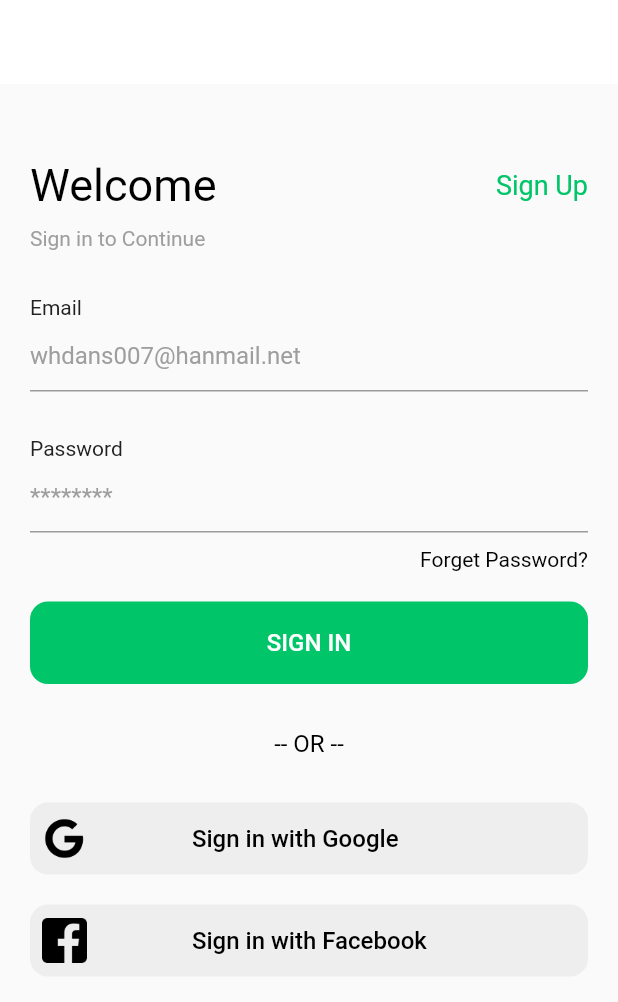
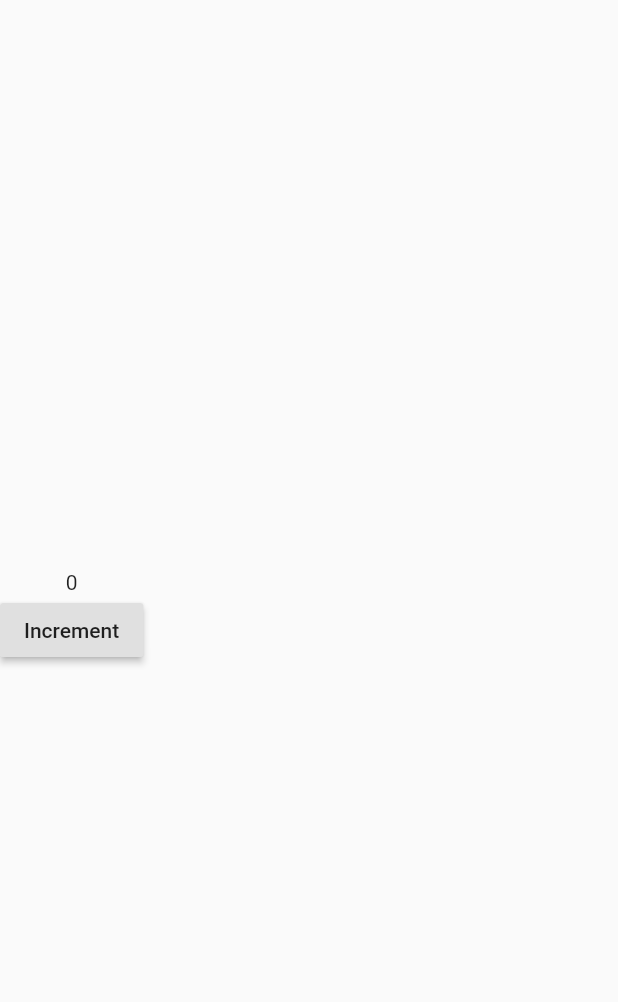
Before and after one commit to whdans007/mangomarket, a Flutter app: the screen it shows after launch, after a tap on "SIGN IN", on a phone screen of 412 x 824 dp. Shown: the top 1002 px of the screen. Run offline on Flutter 3.47's test engine with Material 2 defaults, Android fonts, the phone set to English and light mode, and no system bars; our stand-ins replace get.

Commit message:
인버트 라우팅

```diff
--- /dev/null
+++ b/lib/core/view_model/auth_view_mode.dart
@@ -0,0 +1,28 @@
+import 'package:get/get_state_manager/get_state_manager.dart';
+
+class AuthViewModel extends GetxController {
+  int counter = 0;
+
+  @override
+  void onInit() {
+    // TODO: implement onInit
+    super.onInit();
+  }
+
+  @override
+  void onReady() {
+    // TODO: implement onReady
+    super.onReady();
+  }
+
+  @override
+  void onClose() {
+    // TODO: implement onClose
+    super.onClose();
+  }
+
+  void increment() {
+    counter++;
+    update();
+  }
+}
--- a/lib/main.dart
+++ b/lib/main.dart
@@ -1,4 +1,5 @@
 import 'package:flutter/material.dart';
+import 'package:get/get.dart';
 
 import 'view/auth/login_screen.dart';
 
@@ -9,7 +10,7 @@ void main() {
 class MyApp extends StatelessWidget {
   @override
   Widget build(BuildContext context) {
-    return MaterialApp(
+    return GetMaterialApp(
       home: Scaffold(
         body: LoginScreen(),
       ),
--- a/lib/view/auth/login_screen.dart
+++ b/lib/view/auth/login_screen.dart
@@ -1,4 +1,6 @@
 import 'package:flutter/material.dart';
+import 'package:get/get.dart';
+import 'package:mangomarket/view/auth/second_sereen.dart';
 import 'package:mangomarket/view/widgets/custom_button.dart';
 import 'package:mangomarket/view/widgets/custom_button_social.dart';
 import 'package:mangomarket/view/widgets/custom_text.dart';
@@ -10,10 +12,10 @@ class LoginScreen extends StatelessWidget {
   @override
   Widget build(BuildContext context) {
     return Scaffold(
-      appBar: AppBar(
-        elevation: 0.0,
-        backgroundColor: Colors.white,
-      ),
+      // appBar: AppBar(
+      //   elevation: 0.0,
+      //   backgroundColor: Colors.white,
+      // ),
       body: Padding(
         padding: const EdgeInsets.only(
           top: 50,
@@ -65,7 +67,9 @@ class LoginScreen extends StatelessWidget {
             SizedBox(height: 20),
             CustomButton(
               text: 'SIGN IN',
-              onPressed: () {},
+              onPressed: () {
+                Get.to(SecondScreen());
+              },
             ),
             SizedBox(height: 30),
             CustomText(
--- /dev/null
+++ b/lib/view/auth/second_sereen.dart
@@ -0,0 +1,28 @@
+import 'package:flutter/material.dart';
+import 'package:get/get_state_manager/get_state_manager.dart';
+import 'package:mangomarket/core/view_model/auth_view_mode.dart';
+
+class SecondScreen extends StatelessWidget {
+  @override
+  Widget build(BuildContext context) {
+    return Scaffold(
+      body: Column(
+        mainAxisAlignment: MainAxisAlignment.center,
+        children: [
+          GetBuilder<AuthViewModel>(
+            init: AuthViewModel(),
+            builder: (value) => Text('${value.counter}'),
+          ),
+          GetBuilder<AuthViewModel>(
+            builder: (value) => RaisedButton(
+              child: Text('Increment'),
+              onPressed: () {
+                value.increment();
+              },
+            ),
+          )
+        ],
+      ),
+    );
+  }
+}
--- a/pubspec.yaml
+++ b/pubspec.yaml
@@ -21,12 +21,8 @@ dev_dependencies:
 
 flutter:
 
-  # The following line ensures that the Material Icons font is
-  # included with your application, so that you can use the icons in
-  # the material Icons class.
   uses-material-design: true
 
-  # To add assets to your application, add an assets section, like this:
   assets:
     - assets/images/
   #   - images/a_dot_ham.jpeg
```
